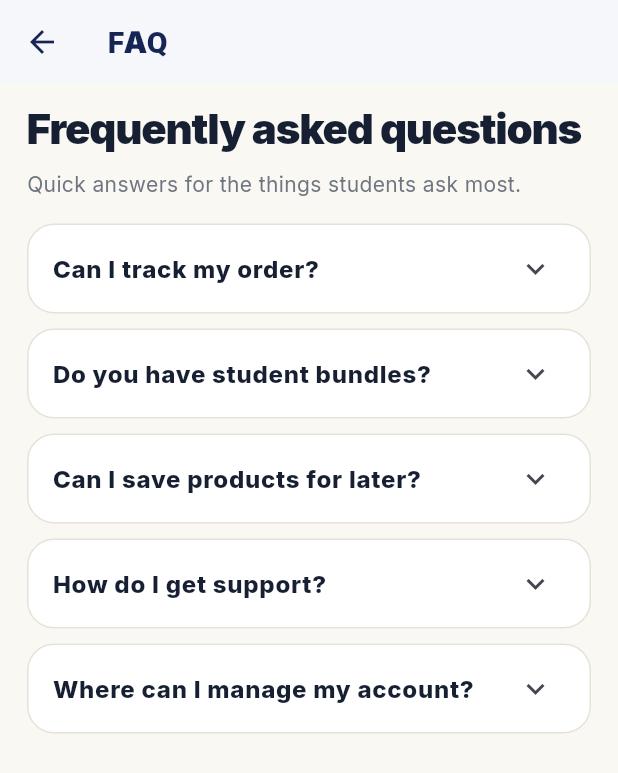
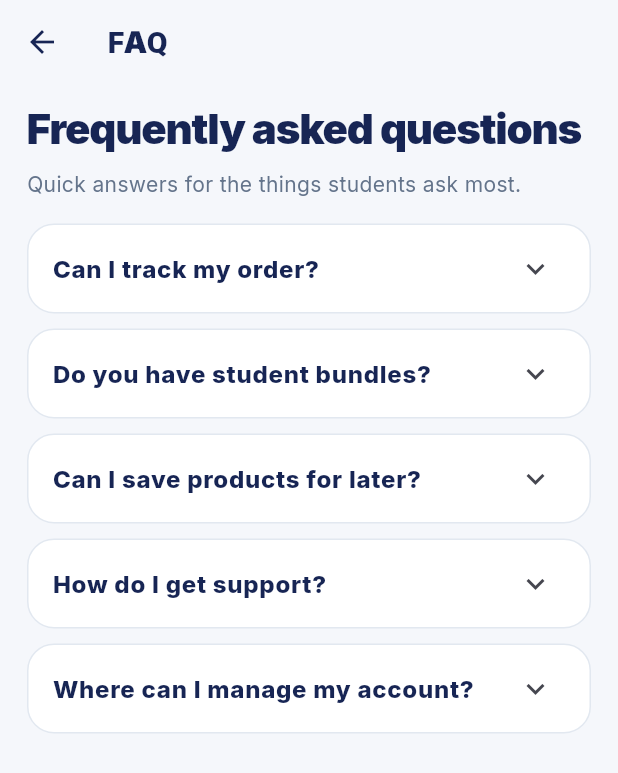
Before and after one commit to Jatinkanara21/Campus_supply, a Flutter app: the FaqScreen screen opened by its route, on a phone screen of 412 x 824 dp. Shown: the top 773 px of the screen. Run offline on Flutter 3.47's test engine with Material 3 defaults, Android fonts, the phone set to English and light mode, and no system bars; our stand-ins replace cloud_firestore, firebase_auth, firebase_core, firebase_storage, flutter_svg, google_fonts and 2 more; accounts and stored records are empty.

Commit message:
Unify faq_screen screen design palette

```diff
--- a/lib/screens/faq_screen.dart
+++ b/lib/screens/faq_screen.dart
@@ -3,10 +3,10 @@ import 'package:flutter/material.dart';
 class FaqScreen extends StatelessWidget {
   const FaqScreen({super.key});
 
-  static const cream = Color(0xFFFAF8F3);
-  static const ink = Color(0xFF172033);
-  static const muted = Color(0xFF707681);
-  static const border = Color(0xFFE7E2D9);
+  static const cream = Color(0xFFF5F7FB);
+  static const ink = Color(0xFF172554);
+  static const muted = Color(0xFF64748B);
+  static const border = Color(0xFFE2E8F0);
 
   @override
   Widget build(BuildContext context) {
```
